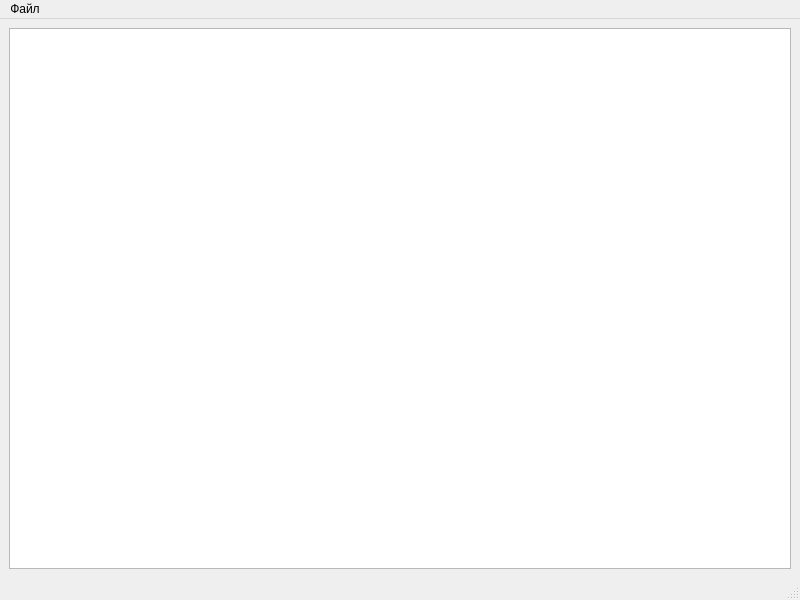
This is hex_editor/mainwindow.ui in Shamsudinov/Hex-Editor as Qt 5 draws it before an edit. The edited form follows.
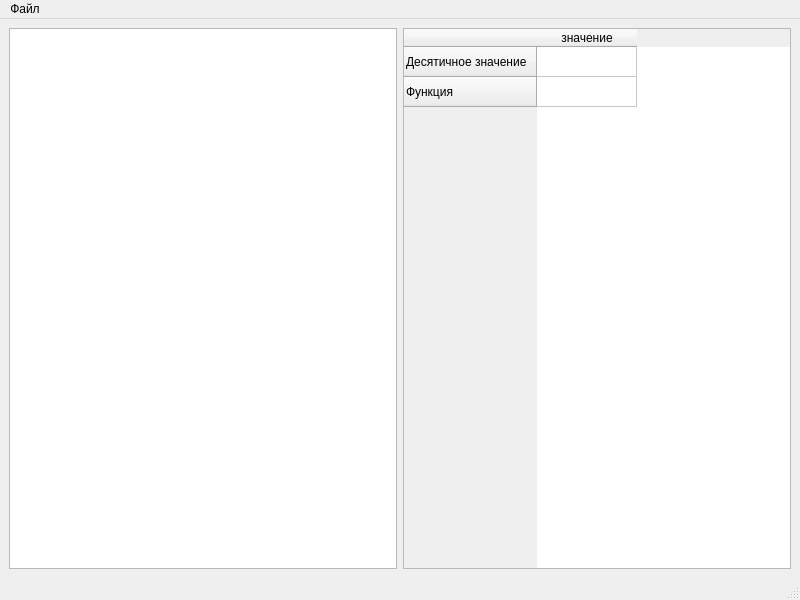
This is the edited form.

What changed in the file:
```diff
--- a/hex_editor/mainwindow.ui
+++ b/hex_editor/mainwindow.ui
@@ -18,6 +18,25 @@
     <item row="0" column="0">
      <widget class="QTableView" name="tableView"/>
     </item>
+    <item row="0" column="1">
+     <widget class="QTableWidget" name="tableWidget">
+      <row>
+       <property name="text">
+        <string>Десятичное значение</string>
+       </property>
+      </row>
+      <row>
+       <property name="text">
+        <string>Функция</string>
+       </property>
+      </row>
+      <column>
+       <property name="text">
+        <string>значение</string>
+       </property>
+      </column>
+     </widget>
+    </item>
    </layout>
   </widget>
   <widget class="QStatusBar" name="statusbar"/>
```
